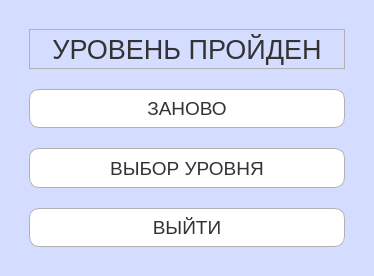
nikulb855/fillwords, file zanovo.ui: the form before one commit.
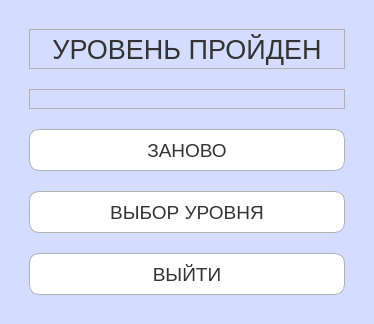
The form after the commit.

```diff
--- a/zanovo.ui
+++ b/zanovo.ui
@@ -7,7 +7,7 @@
     <x>0</x>
     <y>0</y>
     <width>374</width>
-    <height>276</height>
+    <height>324</height>
    </rect>
   </property>
   <property name="sizePolicy">
@@ -122,7 +122,7 @@
    </property>
    <layout class="QVBoxLayout" name="verticalLayout_2">
     <item>
-     <layout class="QVBoxLayout" name="verticalLayout" stretch="10,30,30,30">
+     <layout class="QVBoxLayout" name="verticalLayout" stretch="10,0,30,30,30">
       <property name="spacing">
        <number>20</number>
       </property>
@@ -162,6 +162,24 @@
         </property>
        </widget>
       </item>
+      <item>
+       <widget class="QLabel" name="label_2">
+        <property name="font">
+         <font>
+          <pointsize>12</pointsize>
+         </font>
+        </property>
+        <property name="text">
+         <string/>
+        </property>
+        <property name="alignment">
+         <set>Qt::AlignCenter</set>
+        </property>
+        <property name="textInteractionFlags">
+         <set>Qt::NoTextInteraction</set>
+        </property>
+       </widget>
+      </item>
       <item>
        <widget class="QPushButton" name="zanovo">
         <property name="sizePolicy">
```
